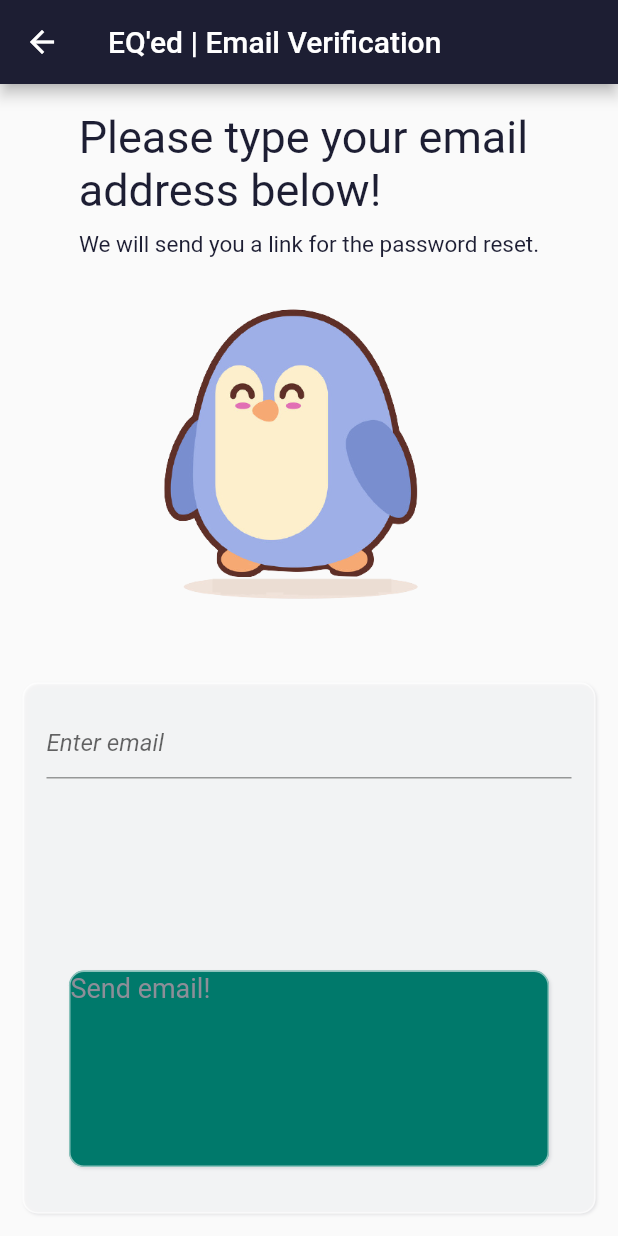
After one commit to marliessophie/eq_ed, a Flutter app: the PasswordResetScreen screen opened by its route, on a phone screen of 412 x 824 dp. The commit adds this screen. Run offline on Flutter 3.47's test engine with Material 2 defaults, Android fonts, the light colour scheme and no system bars; our stand-ins replace cloud_firestore, firebase_auth, firebase_core, flutter_signin_button, google_sign_in, modal_progress_hud_nsn; accounts and stored records are empty.

Commit message:
Added password reset functionality.

```diff
--- a/lib/components/game_navigation_components/navigate.dart
+++ b/lib/components/game_navigation_components/navigate.dart
@@ -7,6 +7,7 @@ import 'package:eq_ed/screens/home_flow/info_details_screen.dart';
 import 'package:eq_ed/screens/login_flow/email_login_screen.dart';
 import 'package:eq_ed/screens/home_flow/home_screen.dart';
 import 'package:eq_ed/screens/home_flow/info_screen.dart';
+import 'package:eq_ed/screens/login_flow/password_reset_screen.dart';
 import 'package:eq_ed/screens/login_flow/register_screen.dart';
 import 'package:eq_ed/screens/home_flow/welcome_screen.dart';
 import 'package:eq_ed/screens/login_flow/verify_screen.dart';
@@ -25,5 +26,6 @@ class Navigate {
     PlayedScenariosScreen.id: (context) => PlayedScenariosScreen(),
     InfoDetailsScreen.id: (context) => InfoDetailsScreen(),
     VerifyScreen.id: (context) => VerifyScreen(),
+    PasswordResetScreen.id: (context) => PasswordResetScreen(),
   };
 }
--- a/lib/screens/login_flow/email_login_screen.dart
+++ b/lib/screens/login_flow/email_login_screen.dart
@@ -1,8 +1,10 @@
 import 'package:eq_ed/components/design_components/animated_image.dart';
 import 'package:eq_ed/components/design_components/reusable_card.dart';
+import 'package:eq_ed/components/design_components/alert.dart';
 import 'package:eq_ed/constants.dart';
 import 'package:eq_ed/screens/home_flow/home_screen.dart';
 import 'package:eq_ed/screens/home_flow/info_screen.dart';
+import 'package:eq_ed/screens/login_flow/password_reset_screen.dart';
 import 'package:eq_ed/screens/login_flow/register_screen.dart';
 import 'package:flutter/material.dart';
 import 'package:flutter_signin_button/flutter_signin_button.dart';
@@ -98,8 +100,26 @@ class _EmailLoginScreenState extends State<EmailLoginScreen> {
                               fontStyle: FontStyle.italic),
                         ),
                       ),
-                      SizedBox(
-                        height: 10.0,
+                      TextButton(
+                        child: Text('Forgot password?',
+                            style: kNormalTextStyle.copyWith(
+                              color: kAccentColor,
+                              fontSize: 15.0,
+                            )),
+                        onPressed: () {
+                          var moveToResetScreen = () {
+                            Navigator.pushNamed(
+                                context, PasswordResetScreen.id);
+                          };
+                          UserAlert.showMessageTwoButtons(
+                              context,
+                              'Password Reset',
+                              'Are you sure you would like to reset your password?',
+                              'NO',
+                              'YES',
+                              onPressed,
+                              moveToResetScreen);
+                        },
                       ),
                       Expanded(
                         child: ReusableCard(
--- /dev/null
+++ b/lib/screens/login_flow/password_reset_screen.dart
@@ -0,0 +1,102 @@
+import 'package:eq_ed/components/design_components/animated_image.dart';
+import 'package:eq_ed/components/design_components/reusable_card.dart';
+import 'package:eq_ed/constants.dart';
+import 'package:firebase_auth/firebase_auth.dart';
+import 'package:flutter/material.dart';
+
+class PasswordResetScreen extends StatefulWidget {
+  static var id = 'password_reset_screen';
+
+  @override
+  _PasswordResetScreenState createState() => _PasswordResetScreenState();
+}
+
+class _PasswordResetScreenState extends State<PasswordResetScreen> {
+  late String _email;
+  final _auth = FirebaseAuth.instance;
+
+  @override
+  Widget build(BuildContext context) {
+    return Scaffold(
+      appBar: AppBar(
+        backgroundColor: kAppBarColor,
+        title: Text('EQ\'ed | Email Verification'),
+      ),
+      body: Column(
+        crossAxisAlignment: CrossAxisAlignment.stretch,
+        children: <Widget>[
+          Expanded(
+            child: Padding(
+              padding: const EdgeInsets.all(15.0),
+              child: Column(
+                mainAxisAlignment: MainAxisAlignment.center,
+                crossAxisAlignment: CrossAxisAlignment.center,
+                children: <Widget>[
+                  Text(
+                    'Please type your email \naddress below!',
+                    style: kNormalTextStyle.copyWith(
+                      fontSize: 30.0,
+                    ),
+                  ),
+                  SizedBox(
+                    height: 10.0,
+                  ),
+                  Text(
+                    'We will send you a link for the password reset.',
+                    style: kNormalTextStyle.copyWith(
+                      fontSize: 15.0,
+                    ),
+                  ),
+                  Container(
+                    child: AnimatedImage(),
+                    height: 250.0,
+                  ),
+                ],
+              ),
+            ),
+          ),
+          Expanded(
+            child: ReusableCard(
+              cardChild: Padding(
+                padding: const EdgeInsets.all(15.0),
+                child: Column(
+                  mainAxisAlignment: MainAxisAlignment.center,
+                  crossAxisAlignment: CrossAxisAlignment.stretch,
+                  children: <Widget>[
+                    Expanded(
+                      child: TextField(
+                        keyboardType: TextInputType.emailAddress,
+                        onChanged: (value) {
+                          _email = value;
+                        },
+                        decoration: const InputDecoration(
+                          hintText: "Enter email",
+                          focusedBorder: UnderlineInputBorder(
+                            borderSide: BorderSide(color: kAccentColor),
+                          ),
+                        ),
+                        style: kPlaceholderTextStyle.copyWith(
+                            fontStyle: FontStyle.italic),
+                      ),
+                    ),
+                    Expanded(
+                      child: ReusableCard(
+                        cardChild: Text('Send email!', style: kLabelTextStyle),
+                        onPress: () {
+                          _auth.sendPasswordResetEmail(email: _email);
+                          Navigator.pop(context);
+                        },
+                        colour: kPrimaryColor,
+                      ),
+                    )
+                  ],
+                ),
+              ),
+              onPress: () {},
+            ),
+          ),
+        ],
+      ),
+    );
+  }
+}
--- a/lib/screens/login_flow/verify_screen.dart
+++ b/lib/screens/login_flow/verify_screen.dart
@@ -57,7 +57,7 @@ class _VerifyScreenState extends State<VerifyScreen> {
     return Scaffold(
       appBar: AppBar(
         backgroundColor: kAppBarColor,
-        title: Text('EQ\'ed'),
+        title: Text('EQ\'ed | Email Verification'),
       ),
       body: Text(
           'An email has been sent to ${user.email}, please verify. As soon as you have verified your email, you will be taken to the home screen.'),
```
